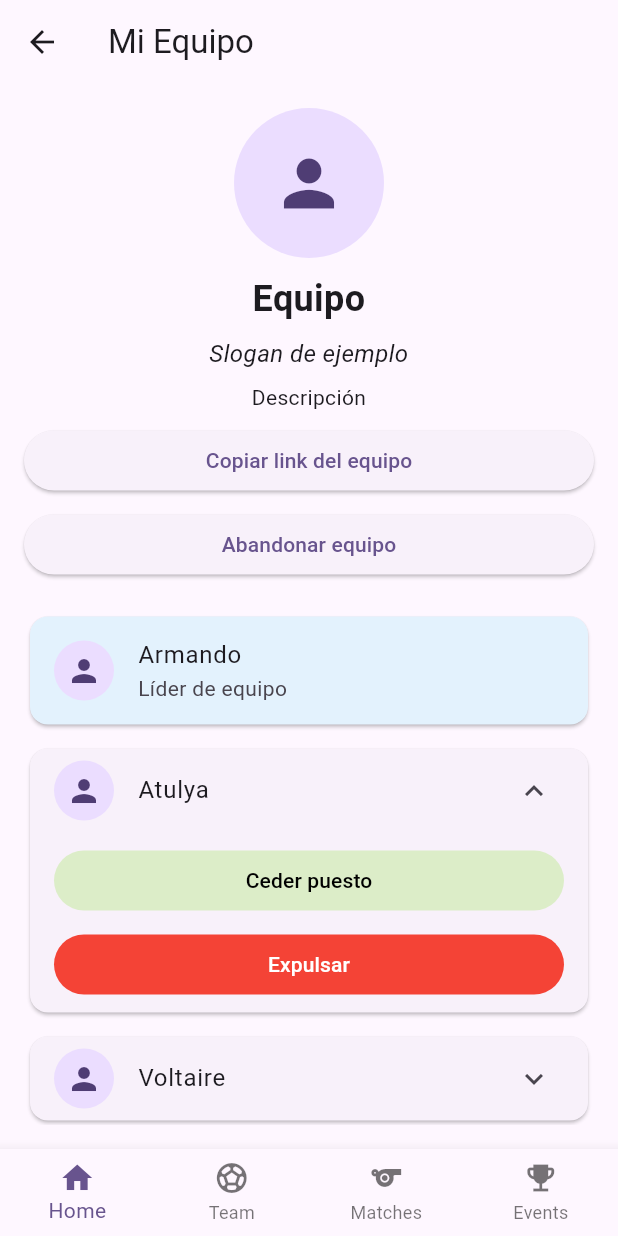
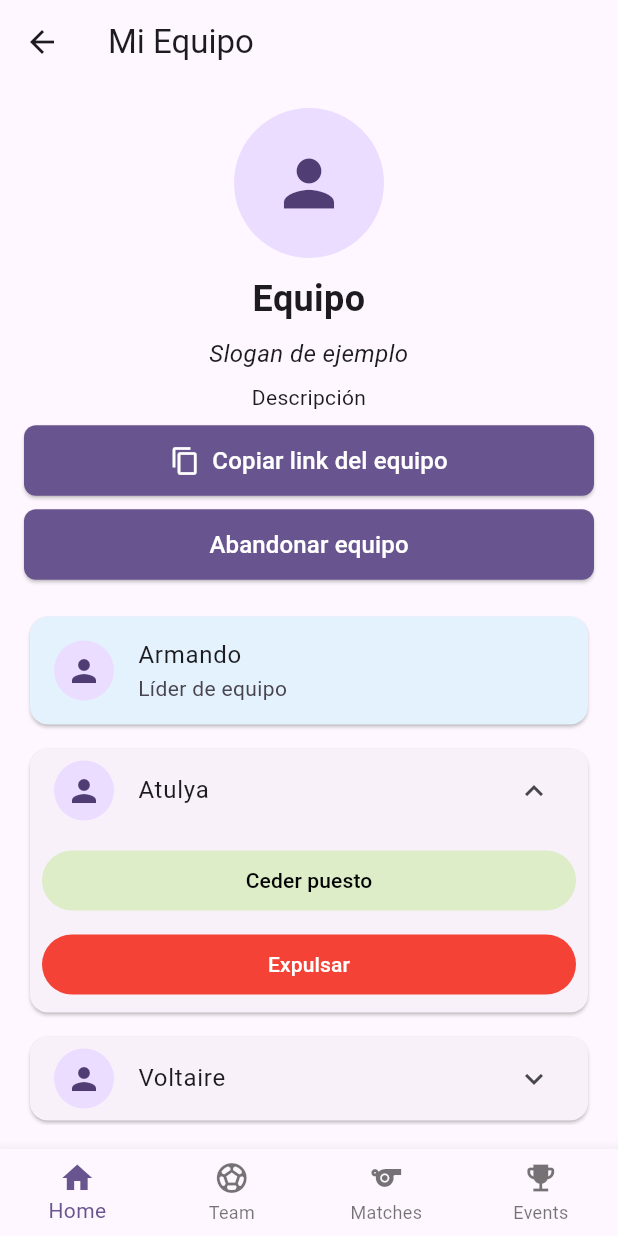
Before and after one commit to alejandrons/uncotejo_app, a Flutter app: the TeamScreen screen opened by its route, after a tap on "Atulya", on a phone screen of 412 x 824 dp. Run offline on Flutter 3.47's test engine with Material 3 defaults, Android fonts, the phone set to English and light mode, and no system bars; our stand-ins replace flutter_dotenv, shared_preferences; accounts and stored records are empty; network calls fail.

Commit message:
Refactor TeamScreen and TeamMemberCard to use PrimaryButton; convert TeamMemberCard to StatelessWidget and implement expand/collapse functionality in TeamMemberList

```diff
--- a/uncotejo_front/lib/features/team_view/presentation/team_screen.dart
+++ b/uncotejo_front/lib/features/team_view/presentation/team_screen.dart
@@ -2,6 +2,7 @@ import 'package:flutter/material.dart';
 import 'widgets/team_member_list.dart';
 import 'package:uncotejo_front/shared/widgets/custom_widgets.dart';
 import 'package:uncotejo_front/shared/widgets/bottom_navigation.dart';
+import 'package:uncotejo_front/shared/widgets/primary_button.dart';
 
 class TeamScreen extends StatefulWidget {
   const TeamScreen({super.key});
@@ -83,16 +84,17 @@ class _TeamScreenState extends State<TeamScreen> {
               textAlign: TextAlign.center,
             ),
             const CustomSizedBox(height: 8),
-            CustomElevatedButton(
+            PrimaryButton(
               onPressed: _copyTeamLink,
-              text: 'Copiar link del equipo',
+              leftIcon: Icons.copy,
+              label: 'Copiar link del equipo',
             ),
             const CustomSizedBox(height: 8),
-            CustomElevatedButton(
+            PrimaryButton(
               onPressed: () {
                 // Handle leave team action
               },
-              text: 'Abandonar equipo',
+              label: 'Abandonar equipo',
             ),
             const CustomSizedBox(height: 20),
             Expanded(
--- a/uncotejo_front/lib/features/team_view/presentation/widgets/team_member_card.dart
+++ b/uncotejo_front/lib/features/team_view/presentation/widgets/team_member_card.dart
@@ -1,13 +1,15 @@
 import 'package:flutter/material.dart';
 import 'package:uncotejo_front/shared/widgets/custom_widgets.dart';
 
-class TeamMemberCard extends StatefulWidget {
+class TeamMemberCard extends StatelessWidget {
   final String name;
   final bool isLeader;
   final bool isCurrentUserLeader;
   final String loggedInUserName;
   final VoidCallback? onLeaderTransfer;
   final VoidCallback? onExpel;
+  final bool isExpanded;
+  final VoidCallback onToggleExpand;
 
   const TeamMemberCard({
     super.key,
@@ -17,24 +19,13 @@ class TeamMemberCard extends StatefulWidget {
     required this.loggedInUserName,
     this.onLeaderTransfer,
     this.onExpel,
+    required this.isExpanded,
+    required this.onToggleExpand,
   });
 
   @override
-  _TeamMemberCardState createState() => _TeamMemberCardState();
-}
-
-class _TeamMemberCardState extends State<TeamMemberCard> {
-  bool _isExpanded = false;
-
-  void _toggleExpand() {
-    setState(() {
-      _isExpanded = !_isExpanded;
-    });
-  }
-
-  @override
   Widget build(BuildContext context) {
-    final bool isLoggedInUser = widget.name == widget.loggedInUserName;
+    final bool isLoggedInUser = name == loggedInUserName;
 
     return Card(
       color: isLoggedInUser ? Colors.blue[50] : null, // Highlight the card if it belongs to the logged-in user
@@ -44,35 +35,35 @@ class _TeamMemberCardState extends State<TeamMemberCard> {
             leading: CircleAvatar(
               child: const Icon(Icons.person),
             ),
-            title: Text(widget.name),
-            subtitle: widget.isLeader ? const Text('Líder de equipo') : null,
-            trailing: widget.isCurrentUserLeader && !widget.isLeader
-                ? (_isExpanded ? Icon(Icons.expand_less) : Icon(Icons.expand_more))
+            title: Text(name),
+            subtitle: isLeader ? const Text('Líder de equipo') : null,
+            trailing: isCurrentUserLeader && !isLeader
+                ? (isExpanded ? Icon(Icons.expand_less) : Icon(Icons.expand_more))
                 : null,
-            onTap: widget.isCurrentUserLeader && !widget.isLeader ? _toggleExpand : null,
+            onTap: isCurrentUserLeader && !isLeader ? onToggleExpand : null,
           ),
-          if (_isExpanded && widget.isCurrentUserLeader && !widget.isLeader)
+          if (isExpanded && isCurrentUserLeader && !isLeader)
             Padding(
-              padding: const EdgeInsets.symmetric(horizontal: 16.0),
+              padding: const EdgeInsets.symmetric(horizontal: 8.0),
               child: Column(
                 crossAxisAlignment: CrossAxisAlignment.stretch,
                 children: [
-                  if (widget.onLeaderTransfer != null)
+                  if (onLeaderTransfer != null)
                     Padding(
                       padding: const EdgeInsets.only(top: 8.0),
                       child: CustomTextButton(
-                        onPressed: widget.onLeaderTransfer!,
+                        onPressed: onLeaderTransfer!,
                         text: 'Ceder puesto',
                         backgroundColor: Colors.lightGreen[100],
                         textColor: Colors.black,
                       ),
                     ),
                   const SizedBox(height: 8),
-                  if (widget.onExpel != null)
+                  if (onExpel != null)
                     Padding(
                       padding: const EdgeInsets.only(bottom: 8.0),
                       child: CustomTextButton(
-                        onPressed: widget.onExpel!,
+                        onPressed: onExpel!,
                         text: 'Expulsar',
                         backgroundColor: Colors.red,
                         textColor: Colors.white,
--- a/uncotejo_front/lib/features/team_view/presentation/widgets/team_member_list.dart
+++ b/uncotejo_front/lib/features/team_view/presentation/widgets/team_member_list.dart
@@ -2,7 +2,7 @@ import 'package:flutter/material.dart';
 import 'team_member_card.dart';
 import 'package:uncotejo_front/shared/widgets/custom_widgets.dart';
 
-class TeamMemberList extends StatelessWidget {
+class TeamMemberList extends StatefulWidget {
   final bool isCurrentUserLeader;
   final List<Map<String, dynamic>> teamMembers;
   final String loggedInUserName;
@@ -15,20 +15,39 @@ class TeamMemberList extends StatelessWidget {
   });
 
   @override
+  _TeamMemberListState createState() => _TeamMemberListState();
+}
+
+class _TeamMemberListState extends State<TeamMemberList> {
+  String? expandedMemberName;
+
+  void _toggleExpand(String memberName) {
+    setState(() {
+      if (expandedMemberName == memberName) {
+        expandedMemberName = null;
+      } else {
+        expandedMemberName = memberName;
+      }
+    });
+  }
+
+  @override
   Widget build(BuildContext context) {
     return ListView.builder(
-      itemCount: teamMembers.length,
+      itemCount: widget.teamMembers.length,
       itemBuilder: (context, index) {
-        final member = teamMembers[index];
+        final member = widget.teamMembers[index];
         return Column(
           children: [
             TeamMemberCard(
               name: member['name'],
               isLeader: member['isLeader'],
-              isCurrentUserLeader: isCurrentUserLeader,
-              loggedInUserName: loggedInUserName,
+              isCurrentUserLeader: widget.isCurrentUserLeader,
+              loggedInUserName: widget.loggedInUserName,
               onLeaderTransfer: member['onLeaderTransfer'],
               onExpel: member['onExpel'],
+              isExpanded: expandedMemberName == member['name'],
+              onToggleExpand: () => _toggleExpand(member['name']),
             ),
             const CustomSizedBox(height: 8),
           ],
--- a/uncotejo_front/lib/shared/widgets/custom_widgets.dart
+++ b/uncotejo_front/lib/shared/widgets/custom_widgets.dart
@@ -32,25 +32,6 @@ class CustomSizedBox extends StatelessWidget {
   }
 }
 
-class CustomElevatedButton extends StatelessWidget {
-  final VoidCallback onPressed;
-  final String text;
-
-  const CustomElevatedButton({
-    super.key,
-    required this.onPressed,
-    required this.text,
-  });
-
-  @override
-  Widget build(BuildContext context) {
-    return ElevatedButton(
-      onPressed: onPressed,
-      child: Text(text),
-    );
-  }
-}
-
 class CustomTextButton extends StatelessWidget {
   final VoidCallback onPressed;
   final String text;
--- a/uncotejo_front/lib/shared/widgets/primary_button.dart
+++ b/uncotejo_front/lib/shared/widgets/primary_button.dart
@@ -31,13 +31,13 @@ class PrimaryButton extends StatelessWidget {
         mainAxisSize: MainAxisSize.min,
         children: [
           if (leftIcon != null) ...[
-            Icon(leftIcon, size: 20),
+            Icon(leftIcon, size: 20, color: Colors.white),
             const SizedBox(width: 8),
           ],
           Text(label, style: const TextStyle(fontSize: 16, color: Colors.white)),
           if (rightIcon != null) ...[
             const SizedBox(width: 8),
-            Icon(rightIcon, size: 20),
+            Icon(rightIcon, size: 20, color: Colors.white),
           ],
         ],
       ),
```
